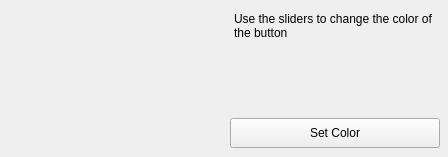
Qt form src/Interface/Application/ColorPickerWidget.ui (SCIInstitute/Seg3D) before a commit.
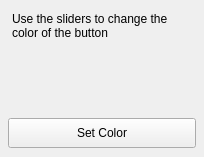
The same form after that commit.

```diff
--- a/src/Interface/Application/ColorPickerWidget.ui
+++ b/src/Interface/Application/ColorPickerWidget.ui
@@ -6,7 +6,7 @@
    <rect>
     <x>0</x>
     <y>0</y>
-    <width>448</width>
+    <width>204</width>
     <height>157</height>
    </rect>
   </property>
@@ -16,6 +16,12 @@
     <verstretch>0</verstretch>
    </sizepolicy>
   </property>
+  <property name="maximumSize">
+   <size>
+    <width>204</width>
+    <height>157</height>
+   </size>
+  </property>
   <property name="windowTitle">
     <string>ColorPickerWidget</string>
   </property>
@@ -35,54 +41,15 @@
       <property name="margin">
        <number>4</number>
       </property>
-      <item>
-       <widget class="QWidget" name="widget_2" native="true">
-        <layout class="QVBoxLayout" name="verticalLayout">
-         <property name="spacing">
-          <number>1</number>
-         </property>
-         <property name="margin">
-          <number>2</number>
-         </property>
-         <item>
-          <widget class="QWidget" name="widget_17" native="true">
-           <layout class="QHBoxLayout" name="r_h_layout_">
-            <property name="spacing">
-             <number>4</number>
-            </property>
-            <property name="margin">
-             <number>0</number>
-            </property>
-           </layout>
-          </widget>
-         </item>
-         <item>
-          <widget class="QWidget" name="widget_18" native="true">
-           <layout class="QHBoxLayout" name="g_h_layout_">
-            <property name="spacing">
-             <number>4</number>
-            </property>
-            <property name="margin">
-             <number>0</number>
-            </property>
-           </layout>
-          </widget>
-         </item>
-         <item>
-          <widget class="QWidget" name="widget_19" native="true">
-           <layout class="QHBoxLayout" name="b_h_layout_">
-            <property name="spacing">
-             <number>4</number>
-            </property>
-            <property name="margin">
-             <number>0</number>
-            </property>
-           </layout>
-          </widget>
-         </item>
-        </layout>
-       </widget>
-      </item>
+      <property name="topMargin">
+       <number>4</number>
+      </property>
+      <property name="rightMargin">
+       <number>4</number>
+      </property>
+      <property name="bottomMargin">
+       <number>4</number>
+      </property>
       <item>
        <widget class="QWidget" name="widget_16" native="true">
         <layout class="QVBoxLayout" name="verticalLayout_2">
```
Left out of the diff: 70 changed lines with no effect on the pictures.
